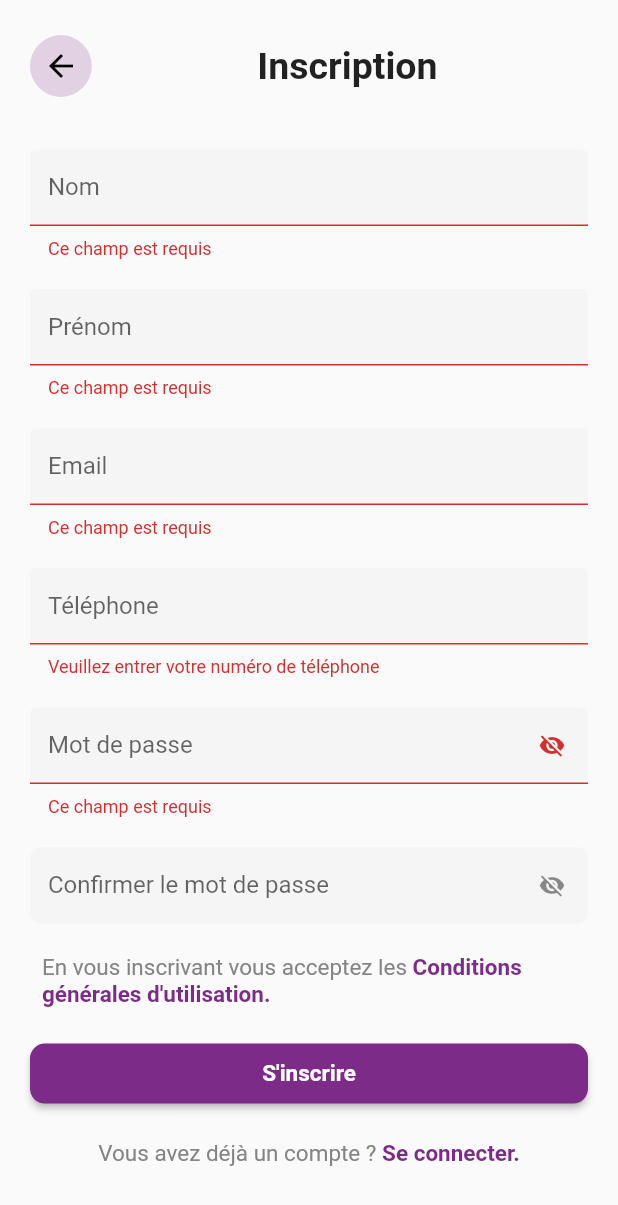
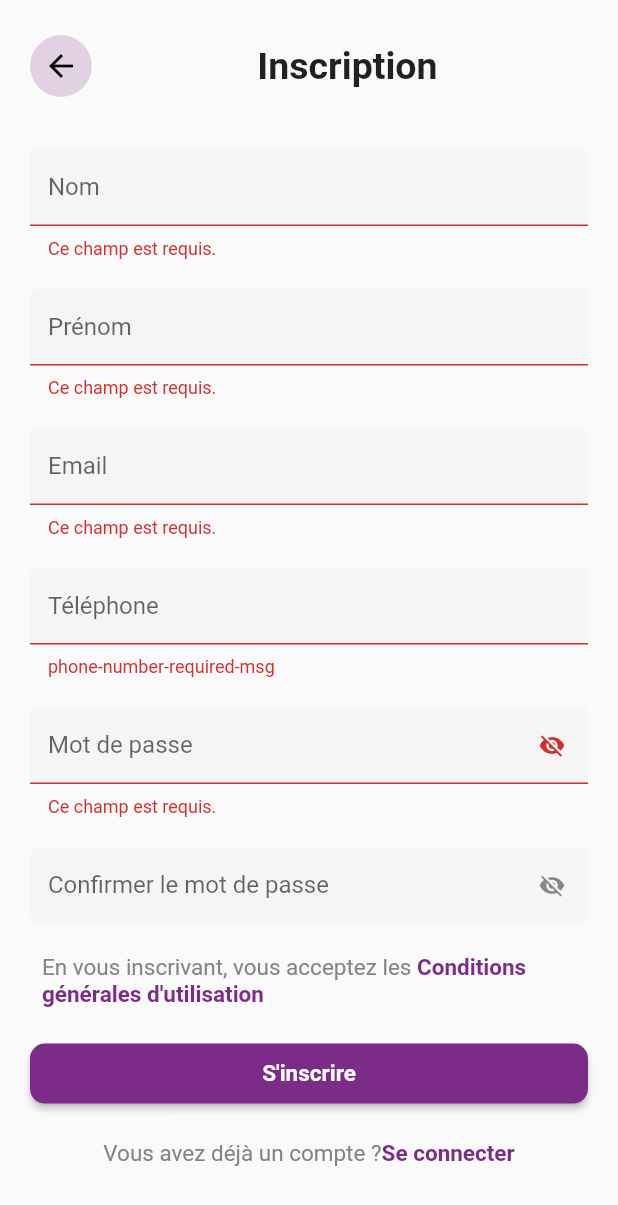
Before and after one commit to Ludosaure/Ludo-mobile, a Flutter app: the RegisterPage screen opened by its route, after a tap on "S'inscrire", on a phone screen of 412 x 824 dp. Shown: the top 1205 px of the screen. Run offline on Flutter 3.47's test engine with Material 2 defaults, Android fonts, the phone set to English and light mode, and no system bars; our stand-ins replace bloc, easy_localization, flutter_bloc, flutter_rating_bar, font_awesome_flutter, form_field_validator and 6 more; accounts and stored records are empty; generated files the repository leaves out were written again.

Commit message:
fix/translations: wip

```diff
--- a/assets/translations/fr.json
+++ b/assets/translations/fr.json
@@ -1,15 +1,17 @@
 {
   "app-title": "Ludosaure",
+  "landing-page-subtitle": "Retrouvez tous vos jeux de société préférés",
   "shop-address": "2 Bis Boulevard Cahours 35150 Janzé",
   "shop-opening-hours-1": "Du Lun. Au Sam.",
   "shop-opening-hours-2": "\n9H30 - 19H",
   "create-account-label": "Créer un compte",
   "login-label": "Se connecter",
+  "login-title": "Connexion",
+  "proceed-as-guest-label": "Continuer sans compte",
   "see-more-label": "Voir plus",
   "user-must-log-for-action": "Vous devez être connecté pour effectuer cette action",
   "user-must-log-for-access": "Vous devez être connecté pour accéder à cette page",
   "remove-from-favorites": "Retirer des favoris",
-  "no-favorites-found": "Aucun favoris trouvé.",
   "min-max-players-label": "{minPlayers} - {maxPlayers}",
   "nb-players-label": "@:min-max-players-label joueurs",
   "nb-players-label-long": "Nombre de joueurs",
@@ -19,5 +21,40 @@
   "min-age": "{age} ans",
   "game-duration-label": "Durée d'une partie",
   "game-duration": "{duration} min",
-  "book-game-label": "Réserver"
+  "book-game-label": "Réserver",
+  "try-again-label": "Réessayer",
+  "no-favorites-found": "Aucun favoris trouvé.",
+  "no-reservation-found": "Aucune réservation trouvées.",
+  "no-game-found": "Aucun jeu trouvé.",
+  "form": {
+    "field-required-msg": "Ce champ est requis.",
+    "invalid-email-msg": "Adresse email invalide.",
+    "password-min-length-msg": "{} caractères minimum.",
+    "password-special-char-msg": "Doit contenir au moins un caractère spécial.",
+    "password-number-msg": "Doit contenir au moins un chiffre.",
+    "password-uppercase-msg": "Doit contenir au moins une majuscule.",
+    "password-lowercase-msg": "Doit contenir au moins une minuscule.",
+    "passwords-not-matching-msg": "Les mots de passe ne correspondent pas.",
+    "phone-number-required-msg": "Veuillez entrer votre numéro de téléphone.",
+    "phone-number-invalid-msg": "Veuillez entrer un numéro de téléphone valide."
+  },
+  "name-label": "Nom",
+  "firstname-label": "Prénom",
+  "email-label": "Email",
+  "phone-label": "Téléphone",
+  "password-label": "Mot de passe",
+  "password-forgotten-label": "Mot de passe oublié ?",
+  "password-confirm-label": "Confirmer le mot de passe",
+  "register-label": "S'inscrire",
+  "register-title": "Inscription",
+  "already-have-account-msg": "Vous avez déjà un compte ?",
+  "register-agreement-msg": "En vous inscrivant, vous acceptez les ",
+  "terms-of-use": "Conditions générales d'utilisation",
+  "register-success-msg": "Votre compte a été créé avec succès.",
+  "confirm-email-msg": "Veuillez consulter vos mails pour confirmer votre adresse email.",
+  "all": {
+    "fem": "Toutes",
+    "masc": "Tous"
+  },
+  "date-period": "Du {startDate} au {endDate}"
 }
--- a/lib/ui/pages/home/admin_home_page.dart
+++ b/lib/ui/pages/home/admin_home_page.dart
@@ -1,3 +1,4 @@
+import 'package:easy_localization/easy_localization.dart';
 import 'package:flutter/material.dart';
 import 'package:flutter_bloc/flutter_bloc.dart';
 import 'package:go_router/go_router.dart';
@@ -67,7 +68,9 @@ class _AdminHomePageState extends State<AdminHomePage> {
           }
 
           if (state is ListAllReservationsError) {
-            return const Center(child: Text("Aucune réservation trouvées"));
+            return Center(
+              child: const Text("no-reservation-found").tr(),
+            );
           }
 
           if (state is ListReservationsSuccess) {
--- a/lib/ui/pages/register/register_page.dart
+++ b/lib/ui/pages/register/register_page.dart
@@ -1,3 +1,4 @@
+import 'package:easy_localization/easy_localization.dart';
 import 'package:flutter/gestures.dart';
 import 'package:flutter/material.dart';
 import 'package:flutter_bloc/flutter_bloc.dart';
@@ -77,17 +78,17 @@ class _RegisterPageState extends State<RegisterPage> {
         mainAxisSize: MainAxisSize.min,
         children: [
           TextFormField(
-            validator: RequiredValidator(errorText: 'Ce champ est requis'),
+            validator: RequiredValidator(errorText: 'form.field-required-msg'.tr()),
             onChanged: (value) {
               context.read<RegisterBloc>().add(LastnameChangedEvent(value));
             },
             autocorrect: false,
-            decoration: FormFieldDecoration.textField("Nom"),
+            decoration: FormFieldDecoration.textField("name-label".tr()),
           ),
           const SizedBox20(),
           TextFormField(
-            validator: RequiredValidator(errorText: 'Ce champ est requis'),
-            decoration: FormFieldDecoration.textField("Prénom"),
+            validator: RequiredValidator(errorText: 'form.field-required-msg'.tr()),
+            decoration: FormFieldDecoration.textField("firstname-label".tr()),
             onChanged: (value) {
               context.read<RegisterBloc>().add(FirstnameChangedEvent(value));
             },
@@ -95,13 +96,13 @@ class _RegisterPageState extends State<RegisterPage> {
           const SizedBox20(),
           TextFormField(
             validator: MultiValidator([
-              RequiredValidator(errorText: 'Ce champ est requis'),
-              EmailValidator(errorText: 'Email invalide'),
+              RequiredValidator(errorText: 'form.field-required-msg'.tr()),
+              EmailValidator(errorText: 'form.invalid-email-msg'.tr()),
             ]),
             onChanged: (value) {
               context.read<RegisterBloc>().add(EmailChangedEvent(value));
             },
-            decoration: FormFieldDecoration.textField("Email"),
+            decoration: FormFieldDecoration.textField("email-label".tr()),
           ),
           const SizedBox20(),
           TextFormField(
@@ -109,31 +110,31 @@ class _RegisterPageState extends State<RegisterPage> {
             onChanged: (value) {
               context.read<RegisterBloc>().add(PhoneChangedEvent(value));
             },
-            decoration: FormFieldDecoration.textField("Téléphone"),
+            decoration: FormFieldDecoration.textField("phone-label".tr()),
           ),
           const SizedBox20(),
           TextFormField(
             controller: _passwordController,
             validator: MultiValidator([
-              RequiredValidator(errorText: 'Ce champ est requis'),
-              MinLengthValidator(8, errorText: '8 caractères minimum'),
+              RequiredValidator(errorText: 'form.field-required-msg'.tr()),
+              MinLengthValidator(8, errorText: 'form.password-min-length-msg'.tr(args: ['8'])),
               //regex for at least one special character
               PatternValidator(
                 r'[!@#$%^&*(),.?":{}|<>]',
-                errorText: 'doit contenir au moins un caractère spécial',
+                errorText: 'form.password-special-char-msg'.tr(),
               ),
               PatternValidator(r'(?=.*?[A-Z])',
-                  errorText: 'doit contenir au moins une majuscule'),
+                  errorText: 'form.password-uppercase-msg'.tr()),
               PatternValidator(r'(?=.*?[a-z])',
-                  errorText: 'doit contenir au moins une minuscule'),
+                  errorText: 'form.password-lowercase-msg'.tr()),
               PatternValidator(r'(?=.*?[0-9])',
-                  errorText: 'doit contenir au moins un chiffre'),
+                  errorText: 'form.password-number-msg'.tr()),
             ]),
             onChanged: (value) {
               context.read<RegisterBloc>().add(PasswordChangedEvent(value));
             },
             decoration: FormFieldDecoration.passwordField(
-              "Mot de passe",
+              "password-label".tr(),
               _togglePasswordVisibility,
               _hidePassword,
             ),
@@ -144,7 +145,7 @@ class _RegisterPageState extends State<RegisterPage> {
             controller: _confirmPasswordController,
             validator: (String? value) {
               if (value != _passwordController.text) {
-                return 'Le mot de passe et la confirmation ne correspondent pas';
+                return 'form.password-not-matching-msg'.tr();
               }
               return null;
             },
@@ -154,7 +155,7 @@ class _RegisterPageState extends State<RegisterPage> {
                   .add(PasswordConfirmationChangedEvent(value));
             },
             decoration: FormFieldDecoration.passwordField(
-              "Confirmer le mot de passe",
+              "password-confirm-label".tr(),
               _toggleConfirmPasswordVisibility,
               _hideConfirmPassword,
             ),
@@ -214,12 +215,12 @@ class _RegisterPageState extends State<RegisterPage> {
             ),
           ),
           child: const Text(
-            "S'inscrire",
+            "register-label",
             style: TextStyle(
               fontSize: 15,
               fontWeight: FontWeight.bold,
             ),
-          ),
+          ).tr(),
         );
       },
     );
@@ -227,17 +228,17 @@ class _RegisterPageState extends State<RegisterPage> {
 
   Widget _titleRow() {
     return Row(
-      children: const [
-        CustomBackButton(),
-        Spacer(),
-        Text(
-          "Inscription",
+      children: [
+        const CustomBackButton(),
+        const Spacer(),
+        const Text(
+          "register-title",
           style: TextStyle(
             fontSize: 25,
             fontWeight: FontWeight.bold,
           ),
-        ),
-        Spacer(),
+        ).tr(),
+        const Spacer(),
       ],
     );
   }
@@ -246,14 +247,14 @@ class _RegisterPageState extends State<RegisterPage> {
     return RichText(
       textAlign: TextAlign.center,
       text: TextSpan(
-        text: "Vous avez déjà un compte ? ",
+        text: "already-have-account-msg".tr(),
         style: const TextStyle(
           fontSize: 15,
           color: Color(0xFF838486),
         ),
         children: <TextSpan>[
           TextSpan(
-            text: "Se connecter.",
+            text: "login-label".tr(),
             style: TextStyle(
               fontSize: 15,
               fontWeight: FontWeight.bold,
@@ -273,14 +274,14 @@ class _RegisterPageState extends State<RegisterPage> {
   Widget _acceptTermsText(BuildContext context) {
     return RichText(
       text: TextSpan(
-        text: "En vous inscrivant vous acceptez les ",
+        text: "register-agreement-msg".tr(),
         style: const TextStyle(
           fontSize: 15,
           color: Color(0xFF838486),
         ),
         children: <TextSpan>[
           TextSpan(
-            text: "Conditions générales d'utilisation.",
+            text: "terms-of-use".tr(),
             style: TextStyle(
               fontSize: 15,
               fontWeight: FontWeight.bold,
@@ -299,14 +300,14 @@ class _RegisterPageState extends State<RegisterPage> {
   //TODO voir pour mettre dans un fichier à part et pouvoir le réutiliser
   String? _validatePhoneNumber(String? value) {
     if (value == null || value.isEmpty) {
-      return 'Veuillez entrer votre numéro de téléphone';
+      return 'phone-number-required-msg'.tr();
     }
     if (value.length != 10) {
-      return 'Veuillez entrer un numéro de téléphone valide';
+      return 'phone-number-invalid-msg'.tr();
     }
 
     if (!RegExp(r'^[0-9]+$').hasMatch(value)) {
-      return 'Veuillez entrer un numéro de téléphone valide';
+      return 'phone-number-invalid-msg'.tr();
     }
 
     return null;
--- a/lib/ui/pages/register/register_success_page.dart
+++ b/lib/ui/pages/register/register_success_page.dart
@@ -1,3 +1,4 @@
+import 'package:easy_localization/easy_localization.dart';
 import 'package:flutter/material.dart';
 import 'package:go_router/go_router.dart';
 import 'package:ludo_mobile/ui/router/routes.dart';
@@ -38,25 +39,25 @@ class RegisterSuccessPage extends StatelessWidget {
                 ),
               ),
               const Text(
-                "Votre compte a bien été créé.",
+                "register-success-msg",
                 style: TextStyle(
                   fontSize: 20,
                   fontWeight: FontWeight.bold,
                 ),
                 textAlign: TextAlign.center,
-              ),
+              ).tr(),
               const Flexible(
                 child: SizedBox(
                   height: 50,
                 ),
               ),
               const Text(
-                "Veuillez consulter vos mails pour confirmer votre adresse email.",
+                "confirm-email-msg",
                 style: TextStyle(
                   fontSize: 15,
                 ),
                 textAlign: TextAlign.center,
-              ),
+              ).tr(),
               const Flexible(
                 child: SizedBox(
                   height: 50,
@@ -73,7 +74,7 @@ class RegisterSuccessPage extends StatelessWidget {
                     borderRadius: BorderRadius.circular(10.0),
                   ),
                 ),
-                child: const Text("Se connecter"),
+                child: const Text("login-label").tr(),
               ),
             ],
           ),
```
Also changed, not shown: lib/ui/pages/home/user_home_page.dart (+4 -3 lines), lib/ui/pages/landing_page.dart (+9 -8 lines), lib/ui/pages/login_page.dart (+19 -18 lines), lib/ui/pages/reservation/admin_reservation_list.dart (+7 -4 lines).
